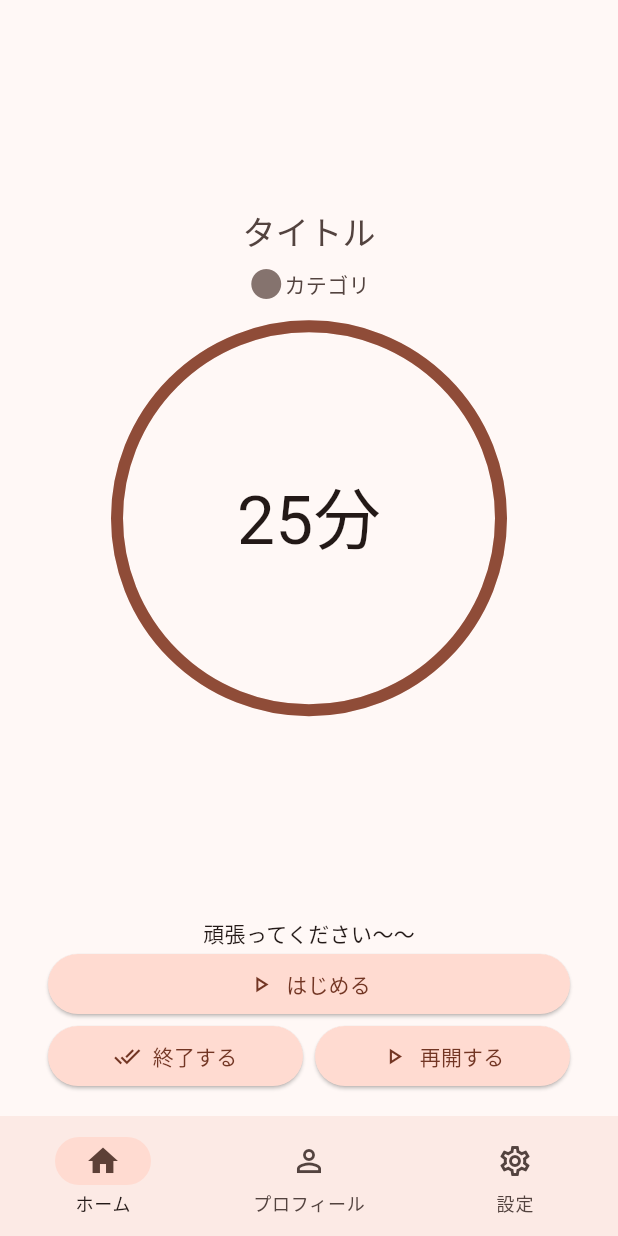
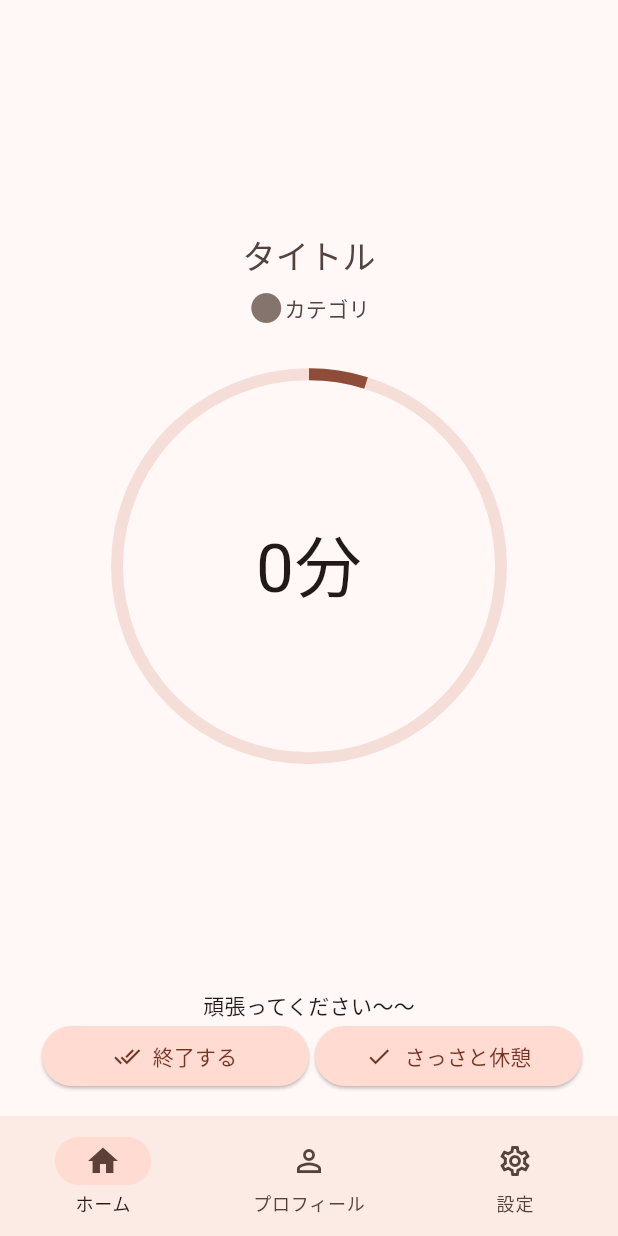
Before and after one commit to canoypa/ketchup, a Flutter app: the screen it shows after launch, after a tap on "はじめる", on a phone screen of 412 x 824 dp. Run offline on Flutter 3.47's test engine with Material 2 defaults, Android fonts, the phone set to English and light mode, and no system bars; drawn by our look-alikes of simple_circular_progress_bar; our stand-ins replace flutter_riverpod, go_router, nanoid; missing offline and left inert: dart:ffi; generated files the repository leaves out were written again; network calls fail.

Commit message:
Timer (#16)
Co-authored-by: kbc21a25 <kbc21@25@stu.kawahara.ac.jp>

```diff
--- a/lib/app/main/home.dart
+++ b/lib/app/main/home.dart
@@ -1,8 +1,8 @@
 import 'package:flutter/material.dart';
-import 'package:ketchup/components/Home/timer_area.dart';
+import 'package:ketchup/components/Home/home_page.dart';
 
 Page<dynamic> buildHomePage(context, state) {
   return const MaterialPage(
-    child: SafeArea(child: TimerArea()),
+    child: SafeArea(child: HomePage()),
   );
 }
--- a/lib/components/Home/circular_progress.dart
+++ b/lib/components/Home/circular_progress.dart
@@ -1,58 +1,63 @@
 import 'package:flutter/material.dart';
-import 'package:simple_circular_progress_bar/simple_circular_progress_bar.dart';
+import 'package:flutter/scheduler.dart';
+import 'package:flutter_riverpod/flutter_riverpod.dart';
+import 'package:ketchup/store/pomodoro/provider.dart';
 
-class CircularProgress extends StatelessWidget {
-  final double intervalTime;
+class CircularProgress extends ConsumerStatefulWidget {
+  const CircularProgress({Key? key}) : super(key: key);
 
-  const CircularProgress({super.key, required this.intervalTime});
+  @override
+  CircularProgressState createState() => CircularProgressState();
+}
+
+class CircularProgressState extends ConsumerState<CircularProgress>
+    with SingleTickerProviderStateMixin {
+  late final Ticker _ticker;
+  late DateTime _time;
+
+  @override
+  void initState() {
+    super.initState();
+    _time = DateTime.now();
+    _ticker = createTicker((elapsed) {
+      setState(() {
+        _time = DateTime.now();
+      });
+    });
+    _ticker.start();
+  }
+
+  @override
+  void dispose() {
+    _ticker.dispose();
+    super.dispose();
+  }
 
   @override
   Widget build(BuildContext context) {
-    return SimpleCircularProgressBar(
-      size: 256,
-      maxValue: intervalTime,
-      progressStrokeWidth: 8,
-      backStrokeWidth: 8,
-      animationDuration: (intervalTime * 60).toInt(),
-      progressColors: [Theme.of(context).colorScheme.primary],
-      backColor: Theme.of(context).colorScheme.surfaceVariant,
-      mergeMode: true,
-      onGetText: (value) {
-        return Text(
-          '${value.toInt()}分',
-          style: TextStyle(
-              fontSize: 45, color: Theme.of(context).colorScheme.onSurface),
-        );
-      },
+    final pomodoroState = ref.watch(pomodoroTimerProvider);
+
+    DateTime startAt;
+    Duration intervalTime;
+
+    if (pomodoroState.interval != null) {
+      startAt = pomodoroState.interval!.startAt;
+      intervalTime = pomodoroState.interval!.endAt
+          .difference(pomodoroState.interval!.startAt);
+    } else {
+      startAt = DateTime.now();
+      intervalTime = const Duration(minutes: 25);
+    }
+
+    return SizedBox(
+      width: 256,
+      height: 256,
+      child: CircularProgressIndicator.adaptive(
+        strokeWidth: 8,
+        backgroundColor: Theme.of(context).colorScheme.surfaceVariant,
+        value: _time.difference(startAt).inMilliseconds /
+            intervalTime.inMilliseconds,
+      ),
     );
   }
 }
-
-    //
-    // ↓ SimpleCircularProgressBarのリンク
-    // https://pub.dev/packages/simple_circular_progress_bar
-    //
-    // デフォルトので角を丸くする方法がわからない
-    //
-    // Stack(
-    //   alignment: AlignmentDirectional.center,
-    //   children: [
-    //     SizedBox(
-    //       height: 256,
-    //       width: 256,
-    //       child: CircularProgressIndicator.adaptive(
-    //         strokeWidth: 8,
-    //         backgroundColor: Theme.of(context).colorScheme.surfaceVariant,
-    //         value: 0.8,
-    //       ),
-    //     ),
-    //     Text(
-    //       '25分',
-    //       style: TextStyle(
-    //         fontSize: 45,
-    //         color: Theme.of(context).colorScheme.onSurface,
-    //       ),
-    //     ),
-    //   ],
-    // );
-    //
--- a/lib/components/Home/home_footer.dart
+++ b/lib/components/Home/home_footer.dart
@@ -1,22 +1,60 @@
 import 'package:flutter/material.dart';
-import 'package:ketchup/components/Home/rest_time.dart';
-import 'package:ketchup/components/Home/toggle_button.dart';
+import 'package:flutter_riverpod/flutter_riverpod.dart';
+import 'package:ketchup/store/pomodoro/provider.dart';
+import 'package:ketchup/store/pomodoro/state.dart';
+import 'package:ketchup/components/Home/timer_button.dart';
 
-class HomeFooter extends StatelessWidget {
+class HomeFooter extends ConsumerWidget {
   const HomeFooter({super.key});
+
+  @override
+  Widget build(BuildContext context, WidgetRef ref) {
+    final pomodoroState = ref.watch(pomodoroTimerProvider);
+
+    switch (pomodoroState.status) {
+      case PomodoroStatus.waiting:
+        return const _TimerButtons(buttonTypes: [ButtonType.start]);
+
+      case PomodoroStatus.working:
+        return const _TimerButtons(
+            message: '頑張ってください～～',
+            buttonTypes: [ButtonType.end, ButtonType.rest]);
+
+      case PomodoroStatus.breaking:
+        return const _TimerButtons(
+            message: 'しっかり休んでください～～～',
+            buttonTypes: [ButtonType.end, ButtonType.restart]);
+    }
+  }
+}
+
+class _TimerButtons extends StatelessWidget {
+  final String message;
+  final List<ButtonType> buttonTypes;
+
+  const _TimerButtons({
+    super.key,
+    this.message = '',
+    required this.buttonTypes,
+  });
+
   @override
   Widget build(BuildContext context) {
     return Column(
-      children: const [
-        Text('頑張ってください～～'),
+      children: [
+        Text(message),
         Padding(
-          padding: EdgeInsets.symmetric(horizontal:32),
-          child: ToggleButton(),
+          padding: const EdgeInsets.symmetric(horizontal: 24),
+          child: Row(
+            children: [
+              for (ButtonType buttonType in buttonTypes) ...{
+                const SizedBox(width: 4),
+                Expanded(flex: 1, child: TimerButton(buttonType: buttonType)),
+                const SizedBox(width: 4),
+              }
+            ],
+          ),
         ),
-        Padding(
-          padding: EdgeInsets.symmetric(horizontal:32),
-          child: RestTime(),
-        )
       ],
     );
   }
--- /dev/null
+++ b/lib/components/Home/home_page.dart
@@ -0,0 +1,33 @@
+import 'package:flutter/material.dart';
+import 'package:ketchup/components/Home/home_footer.dart';
+import 'package:ketchup/components/Home/timer_area.dart';
+import 'package:ketchup/components/Home/timer_label.dart';
+
+class HomePage extends StatelessWidget {
+  const HomePage({super.key});
+
+  @override
+  Widget build(BuildContext context) {
+    return Padding(
+      padding: const EdgeInsets.symmetric(vertical: 16),
+      child: Column(
+        children: [
+          Expanded(
+            child: Center(
+              child: Column(
+                mainAxisSize: MainAxisSize.min,
+                children: const [
+                  TimerLabel(),
+                  SizedBox(height: 16),
+                  TimerArea(),
+                ],
+              ),
+            ),
+          ),
+          const SizedBox(height: 16),
+          const HomeFooter(),
+        ],
+      ),
+    );
+  }
+}
--- a/lib/components/Home/rest_time.dart
+++ /dev/null
@@ -1,44 +0,0 @@
-import 'package:flutter/material.dart';
-
-class RestTime extends StatelessWidget {
-  const RestTime({super.key});
-
-  @override
-  Widget build(BuildContext context) {
-    return Row(
-      children: [
-        Expanded(
-          flex:1,
-          child: ElevatedButton.icon(
-            style: ElevatedButton.styleFrom(
-              backgroundColor: Theme.of(context).colorScheme.primaryContainer,
-              foregroundColor: Theme.of(context).colorScheme.onPrimaryContainer,
-              padding: const EdgeInsets.symmetric(vertical: 10.0),
-            ),
-            icon: const Icon(Icons.done_all),
-            label: const Text(
-              '終了する',
-            ),
-            onPressed: () {},
-          ),
-        ),
-        const SizedBox(width: 8),
-        Expanded(
-          flex: 1,
-          child: ElevatedButton.icon(
-            style: ElevatedButton.styleFrom(
-              backgroundColor: Theme.of(context).colorScheme.primaryContainer,
-              foregroundColor: Theme.of(context).colorScheme.onPrimaryContainer,
-              padding: const EdgeInsets.symmetric(vertical: 10.0)
-            ),
-            icon: const Icon(Icons.play_arrow_outlined),
-            label: const Text(
-              '再開する',
-            ),
-            onPressed: () {},
-          ),
-        ),
-      ],
-    );
-  }
-}
--- a/lib/components/Home/timer_area.dart
+++ b/lib/components/Home/timer_area.dart
@@ -1,32 +1,98 @@
+import 'dart:async';
+import 'dart:ffi';
 import 'package:flutter/material.dart';
-import 'package:ketchup/components/Home/home_footer.dart';
 import 'package:ketchup/components/Home/circular_progress.dart';
-import 'package:ketchup/components/Home/timer_label.dart';
+import 'package:flutter_riverpod/flutter_riverpod.dart';
+import 'package:ketchup/store/pomodoro/provider.dart';
 
 class TimerArea extends StatelessWidget {
-  const TimerArea({super.key});
+  final Duration progressTime;
+
+  const TimerArea({
+    super.key,
+    this.progressTime = const Duration(seconds: 25),
+  });
+
   @override
   Widget build(BuildContext context) {
-    return Padding(
-      padding: const EdgeInsets.symmetric(vertical: 16),
-      child: Column(
-        children: [
-          Expanded(
-            child: Center(
-              child: Column(
-                mainAxisSize: MainAxisSize.min,
-                children: const [
-                  TimerLabel(),
-                  CircularProgress(intervalTime: 25),
-                ],
-              ),
-            ),
-          ),
-          const SizedBox(
-            height: 16,
-          ),
-          const HomeFooter(),
-        ],
+    return Stack(
+      alignment: AlignmentDirectional.center,
+      children: const [
+        CircularProgress(),
+        ProgressLabel(),
+      ],
+    );
+  }
+}
+
+class ProgressLabel extends ConsumerStatefulWidget {
+  const ProgressLabel({Key? key}) : super(key: key);
+
+  @override
+  ProgressLabelState createState() => ProgressLabelState();
+}
+
+class ProgressLabelState extends ConsumerState<ProgressLabel> {
+  late DateTime _time;
+  late Timer _timer;
+
+  @override
+  void initState() {
+    super.initState();
+    _time = DateTime.now();
+    _timer = Timer.periodic(const Duration(seconds: 1), (timer) {
+      setState(() {
+        _time = DateTime.now();
+      });
+    });
+  }
+
+  @override
+  void dispose() {
+    _timer.cancel();
+    super.dispose();
+  }
+
+  @override
+  Widget build(BuildContext context) {
+    final pomodoroState = ref.watch(pomodoroTimerProvider);
+    String dispTime = '';
+    DateTime startAt;
+    Duration intervalTime;
+    int diff;
+
+    startAt = (pomodoroState.interval != null)
+        ? pomodoroState.interval!.startAt
+        : DateTime.now();
+    intervalTime = (pomodoroState.interval != null)
+        ? pomodoroState.interval!.endAt
+            .difference(pomodoroState.interval!.startAt)
+        : const Duration(minutes: 25);
+
+    diff = _time.difference(startAt).inSeconds;
+    int hour = (diff / (60 * 60)).floor();
+    int mod = diff % (60 * 60);
+    int minutes = (mod / 60).floor();
+    int second = mod % 60;
+
+    if (hour != 0) {
+      dispTime += '$hour時間';
+    }
+    if (minutes != 0) {
+      dispTime += '$minutes分';
+    }
+    if (hour == 0 && minutes == 0 && second != 0) {
+      dispTime += '$second秒';
+    }
+    if (hour == 0 && minutes == 0 && second == 0) {
+      dispTime += '${intervalTime.inMinutes}分';
+    }
+
+    return Text(
+      dispTime,
+      style: TextStyle(
+        fontSize: 45,
+        color: Theme.of(context).colorScheme.onSurface,
       ),
     );
   }
--- /dev/null
+++ b/lib/components/Home/timer_button.dart
@@ -0,0 +1,85 @@
+import 'package:flutter/material.dart';
+import 'package:flutter_riverpod/flutter_riverpod.dart';
+import 'package:ketchup/store/pomodoro/provider.dart';
+
+enum ButtonType {
+  start,
+  end,
+  rest,
+  restart;
+}
+
+class TimerButton extends ConsumerWidget {
+  final ButtonType buttonType;
+
+  const TimerButton({
+    super.key,
+    required this.buttonType,
+  });
+
+  @override
+  Widget build(BuildContext context, WidgetRef ref) {
+    final pomodoroNotifier = ref.read(pomodoroTimerProvider.notifier);
+
+    switch (buttonType) {
+      case ButtonType.start:
+        return _ToggleButton(
+            icon: Icons.play_arrow_outlined,
+            label: 'はじめる',
+            onPressed: (() {
+              pomodoroNotifier.start();
+            }));
+
+      case ButtonType.end:
+        return _ToggleButton(
+            icon: Icons.done_all,
+            label: '終了する',
+            onPressed: (() {
+              pomodoroNotifier.finish();
+            }));
+
+      case ButtonType.rest:
+        return _ToggleButton(
+            icon: Icons.done,
+            label: 'さっさと休憩',
+            onPressed: (() {
+              pomodoroNotifier.doneWork();
+            }));
+
+      case ButtonType.restart:
+        return _ToggleButton(
+            icon: Icons.play_arrow_outlined,
+            label: 'さっさと再開する',
+            onPressed: (() {
+              pomodoroNotifier.start();
+            }));
+    }
+  }
+}
+
+class _ToggleButton extends StatelessWidget {
+  final IconData icon;
+  final String label;
+  final VoidCallback onPressed;
+
+  const _ToggleButton({
+    super.key,
+    required this.icon,
+    required this.label,
+    required this.onPressed,
+  });
+
+  @override
+  Widget build(BuildContext context) {
+    return ElevatedButton.icon(
+      style: ElevatedButton.styleFrom(
+        backgroundColor: Theme.of(context).colorScheme.primaryContainer,
+        foregroundColor: Theme.of(context).colorScheme.onPrimaryContainer,
+        padding: const EdgeInsets.symmetric(vertical: 10.0),
+      ),
+      icon: Icon(icon),
+      label: Text(label),
+      onPressed: onPressed,
+    );
+  }
+}
--- a/lib/components/Home/toggle_button.dart
+++ /dev/null
@@ -1,22 +0,0 @@
-import 'package:flutter/material.dart';
-
-class ToggleButton extends StatelessWidget {
-  const ToggleButton({super.key});
-
-  @override
-  Widget build(BuildContext context) {
-    return SizedBox(
-      width: double.infinity,
-      child: ElevatedButton.icon(
-        style: ElevatedButton.styleFrom(
-          backgroundColor: Theme.of(context).colorScheme.primaryContainer,
-          foregroundColor: Theme.of(context).colorScheme.onPrimaryContainer,
-          padding: const EdgeInsets.symmetric(vertical: 10.0),
-        ),
-        icon: const Icon( Icons.play_arrow_outlined ),
-        label: const Text('はじめる'),
-        onPressed: () {},
-      ),
-    );
-  }
-}
--- a/pubspec.yaml
+++ b/pubspec.yaml
@@ -43,7 +43,6 @@ dependencies:
   flutter_riverpod: ^2.1.1
   shared_preferences: ^2.0.15
   nanoid: ^1.0.0
-  simple_circular_progress_bar: ^1.0.2
 
 dev_dependencies:
   flutter_test:
```
Also changed, not shown: pubspec.lock.
